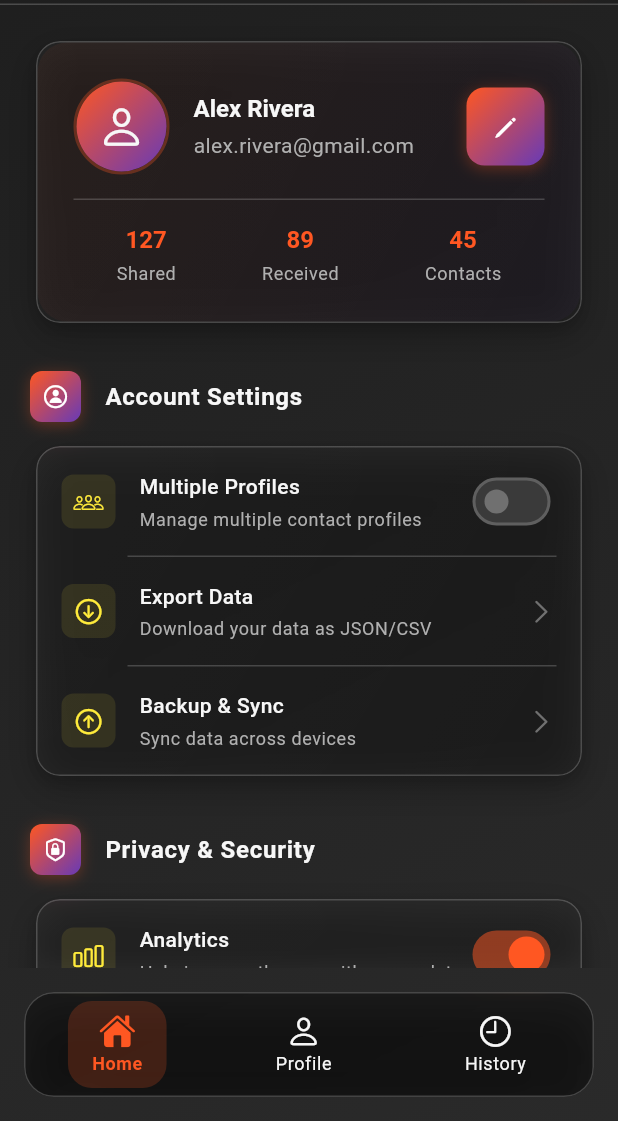
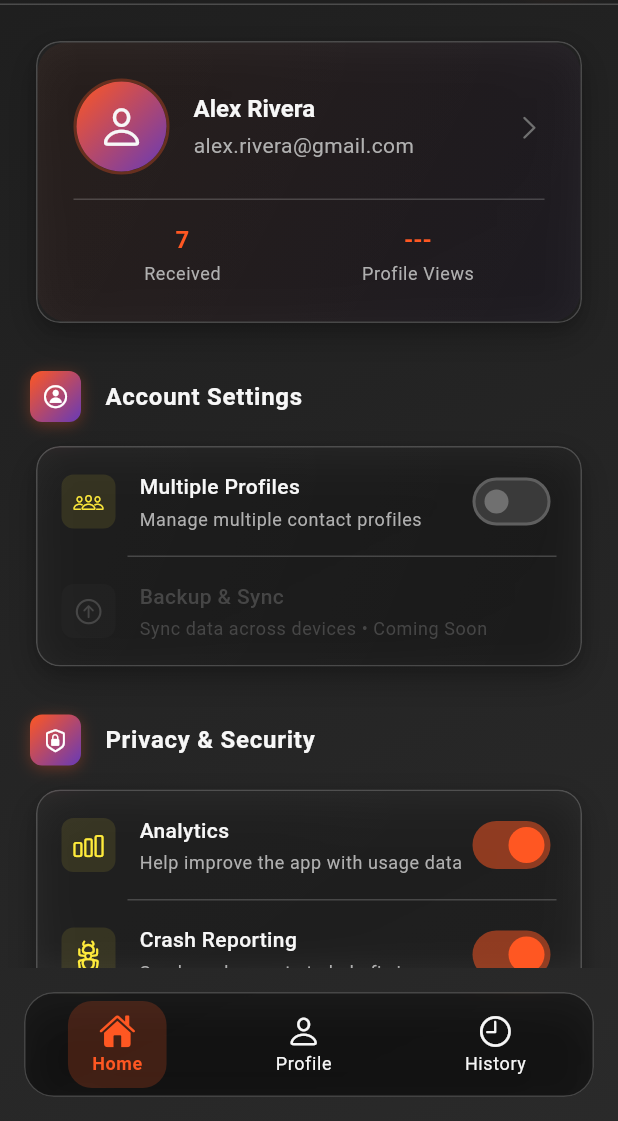
Before and after one commit to sentry007/tap_card, a Flutter app: the SettingsScreen screen opened by its route, on a phone screen of 412 x 824 dp, the part 115-1236 px from its top. Run offline on Flutter 3.47's test engine with Material 3 defaults, Android fonts, the phone set to English and light mode, and no system bars; our stand-ins replace cached_network_image, cloud_firestore, cross_file, firebase_core, firebase_storage, flutter_colorpicker and 11 more; missing offline and left inert: app_settings, flutter_nfc_hce, nfc_manager; accounts and stored records are empty.

Commit message:
feat: refine settings screen with real data, quick access, and persistence

```diff
--- a/lib/screens/settings/settings_screen.dart
+++ b/lib/screens/settings/settings_screen.dart
@@ -11,6 +11,11 @@ import '../../core/services/profile_service.dart';
 import '../../core/constants/app_constants.dart';
 import '../../services/nfc_service.dart';
 import '../../services/nfc_settings_service.dart';
+import '../../services/history_service.dart';
+import '../../services/settings_service.dart';
+import 'profile_detail_modal.dart';
+import 'qr_settings_screen.dart';
+import 'package:app_settings/app_settings.dart';
 
 class SettingsScreen extends StatefulWidget {
   const SettingsScreen({Key? key}) : super(key: key);
@@ -23,10 +28,14 @@ class _SettingsScreenState extends State<SettingsScreen> with TickerProviderStat
   // Services
   late ProfileService _profileService;
 
-  // User profile data
+  // User profile data (loaded from active profile)
   String _userName = 'John Doe';
   String _userEmail = 'john.doe@example.com';
   String? _profileImageUrl;
+
+  // Real stats
+  int _receivedCount = 0;
+  int _profileViews = 0; // TODO: Implement Firebase tracking
 
   // Account settings
   bool _multipleProfiles = false;
@@ -43,9 +52,8 @@ class _SettingsScreenState extends State<SettingsScreen> with TickerProviderStat
   bool _soundEnabled = true;
   bool _vibrationEnabled = true;
 
-  // Appearance settings
-  String _themeMode = 'dark'; // 'light', 'dark', 'system'
-  double _glassIntensity = 0.15;
+  // UI settings
+  double _glassIntensity = 0.15; // Keep for GlassCard opacity
 
   // NFC settings (moved from old version)
   bool _nfcEnabled = true;
@@ -77,23 +85,51 @@ class _SettingsScreenState extends State<SettingsScreen> with TickerProviderStat
   Future<void> _initializeServices() async {
     await _profileService.initialize();
     await NfcSettingsService.initialize();
+    await HistoryService.initialize();
+    await SettingsService.initialize();
 
     // Load NFC settings
     final defaultMode = await NfcSettingsService.getDefaultMode();
     final locationEnabled = await NfcSettingsService.getLocationTrackingEnabled();
 
+    // Load app settings
+    final settings = await SettingsService.loadAllSettings();
+
+    // Load real stats
+    final receivedCount = await HistoryService.getReceivedCount();
+
     if (mounted) {
       setState(() {
         _multipleProfiles = _profileService.multipleProfilesEnabled;
+
         // Update user profile data from active profile
         final activeProfile = _profileService.activeProfile;
         if (activeProfile != null) {
           _userName = activeProfile.name.isNotEmpty ? activeProfile.name : 'John Doe';
           _userEmail = activeProfile.email ?? 'john.doe@example.com';
-        }
+          _profileImageUrl = activeProfile.profileImagePath;
+        }
+
         // Update NFC settings
         _defaultNfcMode = defaultMode;
         _locationTracking = locationEnabled;
+
+        // Update app settings from loaded data
+        _analyticsEnabled = settings['analyticsEnabled'] ?? true;
+        _crashReporting = settings['crashReporting'] ?? true;
+        _shareExpiry = settings['shareExpiry'] ?? 30;
+        _pushNotifications = settings['pushNotifications'] ?? true;
+        _shareNotifications = settings['shareNotifications'] ?? true;
+        _receiveNotifications = settings['receiveNotifications'] ?? true;
+        _soundEnabled = settings['soundEnabled'] ?? true;
+        _vibrationEnabled = settings['vibrationEnabled'] ?? true;
+        _nfcEnabled = settings['nfcEnabled'] ?? true;
+        _autoShare = settings['autoShare'] ?? false;
+
+        // Update stats
+        _receivedCount = receivedCount;
+        // TODO: Load profile views from Firestore
+        _profileViews = 0;
       });
     }
   }
@@ -288,11 +324,9 @@ class _SettingsScreenState extends State<SettingsScreen> with TickerProviderStat
                     SizedBox(height: AppSpacing.lg),
                     _buildPrivacyControls(),
                     SizedBox(height: AppSpacing.lg),
+                    _buildNFCSettings(),
+                    SizedBox(height: AppSpacing.lg),
                     _buildNotificationPreferences(),
-                    SizedBox(height: AppSpacing.lg),
-                    _buildAppearanceSettings(),
-                    SizedBox(height: AppSpacing.lg),
-                    _buildNFCSettings(),
                     SizedBox(height: AppSpacing.lg),
                     _buildAdvancedOptions(),
                     SizedBox(height: AppSpacing.bottomNavHeight + AppSpacing.md),
@@ -401,6 +435,14 @@ class _SettingsScreenState extends State<SettingsScreen> with TickerProviderStat
             opacity: _fadeController.value,
             child: GlassCard(
               padding: EdgeInsets.zero,
+              onTap: () {
+                HapticFeedback.lightImpact();
+                // Show full profile modal
+                final activeProfile = _profileService.activeProfile;
+                if (activeProfile != null) {
+                  ProfileDetailModal.show(context, activeProfile);
+                }
+              },
               child: Container(
                 decoration: BoxDecoration(
                   gradient: LinearGradient(
@@ -419,7 +461,7 @@ class _SettingsScreenState extends State<SettingsScreen> with TickerProviderStat
                   Row(
                     children: [
                       Hero(
-                        tag: 'profile_image',
+                        tag: 'profile_image_${_profileService.activeProfile?.id ?? 'default'}',
                         child: Container(
                           width: 64,
                           height: 64,
@@ -430,15 +472,13 @@ class _SettingsScreenState extends State<SettingsScreen> with TickerProviderStat
                               width: 2,
                             ),
                           ),
-                          child: _profileImageUrl != null
+                          child: _profileImageUrl != null && _profileImageUrl!.isNotEmpty
                               ? ClipRRect(
                                   borderRadius: BorderRadius.circular(30),
                                   child: Image.network(
                                     _profileImageUrl!,
                                     fit: BoxFit.cover,
-                                  ),
-                                )
-                              : Container(
+                                    errorBuilder: (context, error, stackTrace) => Container(
                                       decoration: BoxDecoration(
                                         gradient: AppColors.primaryGradient,
                                         borderRadius: BorderRadius.circular(30),
@@ -450,6 +490,19 @@ class _SettingsScreenState extends State<SettingsScreen> with TickerProviderStat
                                       ),
                                     ),
                                   ),
+                                )
+                              : Container(
+                                  decoration: BoxDecoration(
+                                    gradient: AppColors.primaryGradient,
+                                    borderRadius: BorderRadius.circular(30),
+                                  ),
+                                  child: const Icon(
+                                    CupertinoIcons.person,
+                                    color: AppColors.textPrimary,
+                                    size: 32,
+                                  ),
+                                ),
+                        ),
                       ),
                       SizedBox(width: AppSpacing.md),
                       Expanded(
@@ -461,43 +514,23 @@ class _SettingsScreenState extends State<SettingsScreen> with TickerProviderStat
                               style: AppTextStyles.h3.copyWith(
                                 fontWeight: FontWeight.w600,
                               ),
+                              maxLines: 1,
+                              overflow: TextOverflow.ellipsis,
                             ),
                             SizedBox(height: AppSpacing.xs),
                             Text(
                               _userEmail,
                               style: AppTextStyles.bodySecondary,
-                            ),
-                          ],
-                        ),
-                      ),
-                      Material(
-                        color: Colors.transparent,
-                        child: InkWell(
-                          borderRadius: BorderRadius.circular(AppRadius.md),
-                          onTap: () {
-                            HapticFeedback.lightImpact();
-                            _showEditProfileDialog();
-                          },
-                          child: Container(
-                            padding: EdgeInsets.all(AppSpacing.md),
-                            decoration: BoxDecoration(
-                              gradient: AppColors.primaryGradient,
-                              borderRadius: BorderRadius.circular(AppRadius.md),
-                              boxShadow: [
-                                BoxShadow(
-                                  color: AppColors.primaryAction.withOpacity(0.3),
-                                  blurRadius: 8,
-                                  offset: const Offset(0, 2),
-                                ),
-                              ],
-                            ),
-                            child: const Icon(
-                              CupertinoIcons.pencil,
-                              color: Colors.white,
+                              maxLines: 1,
+                              overflow: TextOverflow.ellipsis,
+                            ),
+                          ],
+                        ),
+                      ),
+                      Icon(
+                        CupertinoIcons.chevron_right,
+                        color: AppColors.textTertiary,
                         size: 20,
-                            ),
-                          ),
-                        ),
                       ),
                     ],
                   ),
@@ -510,9 +543,8 @@ class _SettingsScreenState extends State<SettingsScreen> with TickerProviderStat
                   Row(
                     mainAxisAlignment: MainAxisAlignment.spaceAround,
                     children: [
-                      _buildProfileStat('Shared', '127'),
-                      _buildProfileStat('Received', '89'),
-                      _buildProfileStat('Contacts', '45'),
+                      _buildProfileStat('Received', _receivedCount.toString()),
+                      _buildProfileStat('Profile Views', _profileViews > 0 ? _profileViews.toString() : '---'),
                     ],
                   ),
                 ],
@@ -557,18 +589,11 @@ class _SettingsScreenState extends State<SettingsScreen> with TickerProviderStat
           onChanged: _toggleMultipleProfiles,
         ),
         _buildActionTile(
-          icon: CupertinoIcons.arrow_down_circle,
-          title: 'Export Data',
-          subtitle: 'Download your data as JSON/CSV',
-          onTap: () => _showExportDialog(),
-        ),
-        _buildActionTile(
           icon: CupertinoIcons.arrow_up_circle,
           title: 'Backup & Sync',
-          subtitle: 'Sync data across devices',
-          onTap: () {
-            // TODO: Navigate to backup settings
-          },
+          subtitle: 'Sync data across devices • Coming Soon',
+          onTap: null, // TODO: Requires Firebase Auth
+          isDisabled: true,
         ),
       ],
     );
@@ -584,14 +609,20 @@ class _SettingsScreenState extends State<SettingsScreen> with TickerProviderStat
           title: 'Analytics',
           subtitle: 'Help improve the app with usage data',
           value: _analyticsEnabled,
-          onChanged: (value) => setState(() => _analyticsEnabled = value),
+          onChanged: (value) async {
+            setState(() => _analyticsEnabled = value);
+            await SettingsService.setAnalyticsEnabled(value);
+          },
         ),
         _buildSwitchTile(
           icon: CupertinoIcons.ant,
           title: 'Crash Reporting',
           subtitle: 'Send crash reports to help fix issues',
           value: _crashReporting,
-          onChanged: (value) => setState(() => _crashReporting = value),
+          onChanged: (value) async {
+            setState(() => _crashReporting = value);
+            await SettingsService.setCrashReportingEnabled(value);
+          },
         ),
         _buildSliderTile(
           icon: CupertinoIcons.timer,
@@ -601,7 +632,11 @@ class _SettingsScreenState extends State<SettingsScreen> with TickerProviderStat
           min: 1,
           max: 365,
           divisions: 364,
-          onChanged: (value) => setState(() => _shareExpiry = value.round()),
+          onChanged: (value) async {
+            final days = value.round();
+            setState(() => _shareExpiry = days);
+            await SettingsService.setShareExpiryDays(days);
+          },
         ),
         _buildActionTile(
           icon: CupertinoIcons.hand_raised,
@@ -616,6 +651,18 @@ class _SettingsScreenState extends State<SettingsScreen> with TickerProviderStat
           subtitle: 'View our privacy policy',
           onTap: () {
             // TODO: Show privacy policy
+          },
+        ),
+        _buildActionTile(
+          icon: CupertinoIcons.lock_shield,
+          title: 'App Permissions',
+          subtitle: 'Manage app permissions in system settings',
+          onTap: () async {
+            try {
+              await AppSettings.openAppSettings();
+            } catch (e) {
+              _showErrorSnackBar('Could not open settings');
+            }
           },
         ),
       ],
@@ -632,71 +679,67 @@ class _SettingsScreenState extends State<SettingsScreen> with TickerProviderStat
           title: 'Push Notifications',
           subtitle: 'Receive notifications from the app',
           value: _pushNotifications,
-          onChanged: (value) => setState(() => _pushNotifications = value),
+          onChanged: (value) async {
+            setState(() => _pushNotifications = value);
+            await SettingsService.setPushNotificationsEnabled(value);
+          },
         ),
         _buildSwitchTile(
           icon: CupertinoIcons.share,
           title: 'Share Notifications',
           subtitle: 'Notify when you share contact info',
           value: _shareNotifications,
-          onChanged: (value) => setState(() => _shareNotifications = value),
+          onChanged: (value) async {
+            setState(() => _shareNotifications = value);
+            await SettingsService.setShareNotificationsEnabled(value);
+          },
         ),
         _buildSwitchTile(
           icon: CupertinoIcons.arrow_down_left,
           title: 'Receive Notifications',
           subtitle: 'Notify when you receive contact info',
           value: _receiveNotifications,
-          onChanged: (value) => setState(() => _receiveNotifications = value),
+          onChanged: (value) async {
+            setState(() => _receiveNotifications = value);
+            await SettingsService.setReceiveNotificationsEnabled(value);
+          },
         ),
         _buildSwitchTile(
           icon: CupertinoIcons.speaker_2,
           title: 'Sound',
           subtitle: 'Play sound for sharing events',
           value: _soundEnabled,
-          onChanged: (value) => setState(() => _soundEnabled = value),
+          onChanged: (value) async {
+            setState(() => _soundEnabled = value);
+            await SettingsService.setSoundEnabled(value);
+          },
         ),
         _buildSwitchTile(
           icon: CupertinoIcons.device_phone_portrait,
           title: 'Vibration',
           subtitle: 'Vibrate on successful sharing',
           value: _vibrationEnabled,
-          onChanged: (value) => setState(() => _vibrationEnabled = value),
-        ),
-      ],
-    );
-  }
-
-  Widget _buildAppearanceSettings() {
-    return _buildSettingsSection(
-      'Appearance',
-      CupertinoIcons.paintbrush,
-      [
-        _buildSelectionTile(
-          icon: CupertinoIcons.moon_stars,
-          title: 'Theme',
-          subtitle: 'Choose app theme',
-          options: const ['Light', 'Dark', 'System'],
-          selectedIndex: ['light', 'dark', 'system'].indexOf(_themeMode),
-          onChanged: (index) {
-            setState(() {
-              _themeMode = ['light', 'dark', 'system'][index];
-            });
-            _showThemeChangeSnackBar();
-          },
-        ),
-        _buildSliderTile(
-          icon: CupertinoIcons.circle_lefthalf_fill,
-          title: 'Glass Intensity',
-          subtitle: 'Adjust glassmorphism effect strength',
-          value: _glassIntensity,
-          min: 0.05,
-          max: 0.3,
-          divisions: 25,
-          onChanged: (value) => setState(() => _glassIntensity = value),
-        ),
-      ],
-    );
-  }
+          onChanged: (value) async {
+            setState(() => _vibrationEnabled = value);
+            await SettingsService.setVibrationEnabled(value);
+          },
+        ),
+        _buildActionTile(
+          icon: CupertinoIcons.settings,
+          title: 'System Notification Settings',
+          subtitle: 'Manage notifications in system settings',
+          onTap: () async {
+            try {
+              await AppSettings.openAppSettings(type: AppSettingsType.notification);
+            } catch (e) {
+              _showErrorSnackBar('Could not open notification settings');
+            }
+          },
+        ),
+      ],
+    );
+  }
+
 
   Widget _buildNFCSettings() {
     return _buildSettingsSection(
@@ -706,16 +749,22 @@ class _SettingsScreenState extends State<SettingsScreen> with TickerProviderStat
         _buildSwitchTile(
           icon: CupertinoIcons.antenna_radiowaves_left_right,
           title: 'NFC Enabled',
-          subtitle: 'Allow NFC sharing and receiving',
+          subtitle: 'Allow NFC sharing and receiving (app-level)',
           value: _nfcEnabled,
-          onChanged: (value) => setState(() => _nfcEnabled = value),
+          onChanged: (value) async {
+            setState(() => _nfcEnabled = value);
+            await SettingsService.setNfcEnabled(value);
+          },
         ),
         _buildSwitchTile(
           icon: CupertinoIcons.sparkles,
           title: 'Auto Share',
           subtitle: 'Automatically share when NFC is detected',
           value: _autoShare,
-          onChanged: (value) => setState(() => _autoShare = value),
+          onChanged: (value) async {
+            setState(() => _autoShare = value);
+            await SettingsService.setAutoShareEnabled(value);
+          },
         ),
         _buildDefaultNfcModeTile(),
         _buildSwitchTile(
@@ -733,7 +782,24 @@ class _SettingsScreenState extends State<SettingsScreen> with TickerProviderStat
           title: 'QR Code Settings',
           subtitle: 'Configure QR code generation',
           onTap: () {
-            // TODO: Navigate to QR settings
+            Navigator.push(
+              context,
+              MaterialPageRoute(
+                builder: (context) => const QrSettingsScreen(),
+              ),
+            );
+          },
+        ),
+        _buildActionTile(
+          icon: CupertinoIcons.settings,
+          title: 'System NFC Settings',
+          subtitle: 'Open device NFC settings',
+          onTap: () async {
+            try {
+              await AppSettings.openAppSettings(type: AppSettingsType.nfc);
+            } catch (e) {
+              _showErrorSnackBar('NFC settings not available on this device');
+            }
           },
         ),
       ],
@@ -793,9 +859,9 @@ class _SettingsScreenState extends State<SettingsScreen> with TickerProviderStat
         _buildActionTile(
           icon: CupertinoIcons.arrow_right_square,
           title: 'Sign Out',
-          subtitle: 'Sign out of your account',
-          onTap: () => _showSignOutDialog(),
-          isDestructive: true,
+          subtitle: 'Sign out of your account • Requires Auth',
+          onTap: null, // TODO: Requires Firebase Auth
+          isDisabled: true,
         ),
       ],
     );
@@ -1062,21 +1128,28 @@ class _SettingsScreenState extends State<SettingsScreen> with TickerProviderStat
     required IconData icon,
     required String title,
     required String subtitle,
-    required VoidCallback onTap,
+    required VoidCallback? onTap,
     bool isDestructive = false,
+    bool isDisabled = false,
   }) {
-    final iconColor = isDestructive ? AppColors.error : AppColors.highlight;
-    final titleColor = isDestructive ? AppColors.error : AppColors.textPrimary;
+    final iconColor = isDisabled
+        ? AppColors.textTertiary
+        : (isDestructive ? AppColors.error : AppColors.highlight);
+    final titleColor = isDisabled
+        ? AppColors.textTertiary
+        : (isDestructive ? AppColors.error : AppColors.textPrimary);
 
     return Material(
       color: Colors.transparent,
       child: InkWell(
-        onTap: () {
+        onTap: isDisabled || onTap == null ? null : () {
           HapticFeedback.lightImpact();
           onTap();
         },
         borderRadius: BorderRadius.circular(AppRadius.sm),
-        splashColor: iconColor.withOpacity(0.1),
+        splashColor: isDisabled ? Colors.transparent : iconColor.withOpacity(0.1),
+        child: Opacity(
+          opacity: isDisabled ? 0.5 : 1.0,
           child: Container(
             padding: EdgeInsets.all(AppSpacing.md),
             child: Row(
@@ -1108,17 +1181,21 @@ class _SettingsScreenState extends State<SettingsScreen> with TickerProviderStat
                       SizedBox(height: AppSpacing.xs),
                       Text(
                         subtitle,
-                      style: AppTextStyles.caption,
-                    ),
-                  ],
-                ),
-              ),
+                        style: AppTextStyles.caption.copyWith(
+                          color: isDisabled ? AppColors.textTertiary : AppColors.textSecondary,
+                        ),
+                      ),
+                    ],
+                  ),
+                ),
+                if (!isDisabled)
                   Icon(
                     CupertinoIcons.chevron_right,
                     color: AppColors.textTertiary,
                     size: 20,
                   ),
               ],
+            ),
           ),
         ),
       ),
@@ -2026,4 +2103,44 @@ class _SettingsScreenState extends State<SettingsScreen> with TickerProviderStat
       ),
     );
   }
-}
+
+  void _showErrorSnackBar(String message) {
+    ScaffoldMessenger.of(context).showSnackBar(
+      SnackBar(
+        content: ClipRRect(
+          borderRadius: BorderRadius.circular(12),
+          child: BackdropFilter(
+            filter: ImageFilter.blur(sigmaX: 10, sigmaY: 10),
+            child: Container(
+              padding: const EdgeInsets.symmetric(horizontal: 4, vertical: 8),
+              decoration: BoxDecoration(
+                color: AppColors.error.withOpacity(0.15),
+                borderRadius: BorderRadius.circular(12),
+                border: Border.all(
+                  color: AppColors.error.withOpacity(0.3),
+                  width: 1,
+                ),
+              ),
+              child: Row(
+                children: [
+                  Icon(CupertinoIcons.exclamationmark_circle, color: AppColors.error),
+                  const SizedBox(width: 12),
+                  Expanded(
+                    child: Text(
+                      message,
+                      style: AppTextStyles.body,
+                    ),
+                  ),
+                ],
+              ),
+            ),
+          ),
+        ),
+        backgroundColor: Colors.transparent,
+        elevation: 0,
+        behavior: SnackBarBehavior.floating,
+        duration: const Duration(seconds: 3),
+      ),
+    );
+  }
+}
```
Lines whose indentation alone changed are shown as unchanged.
